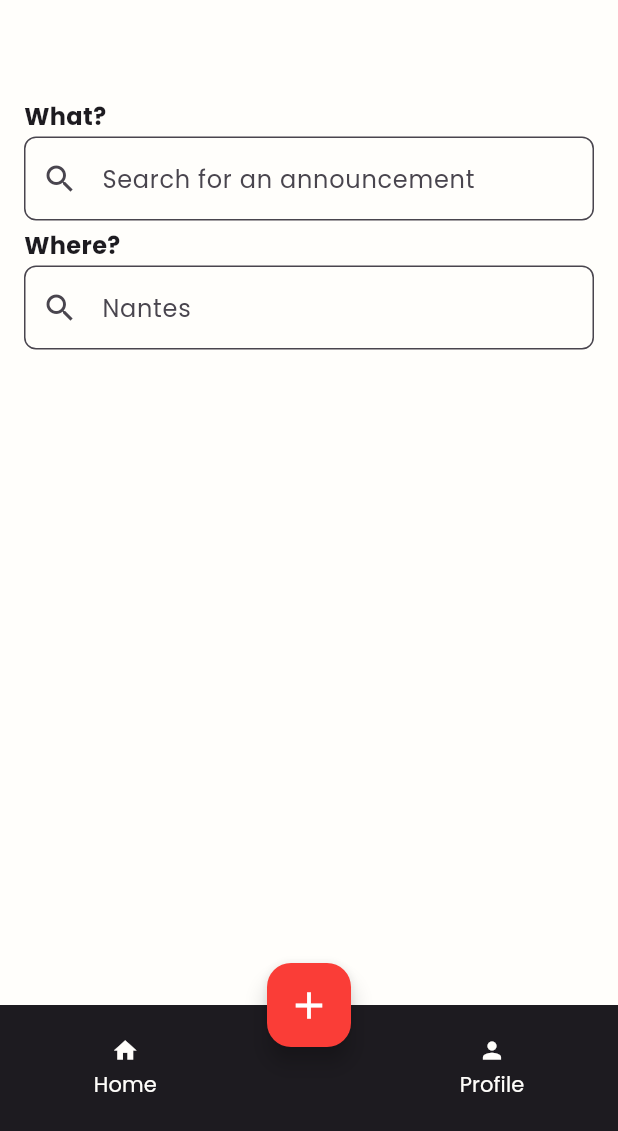
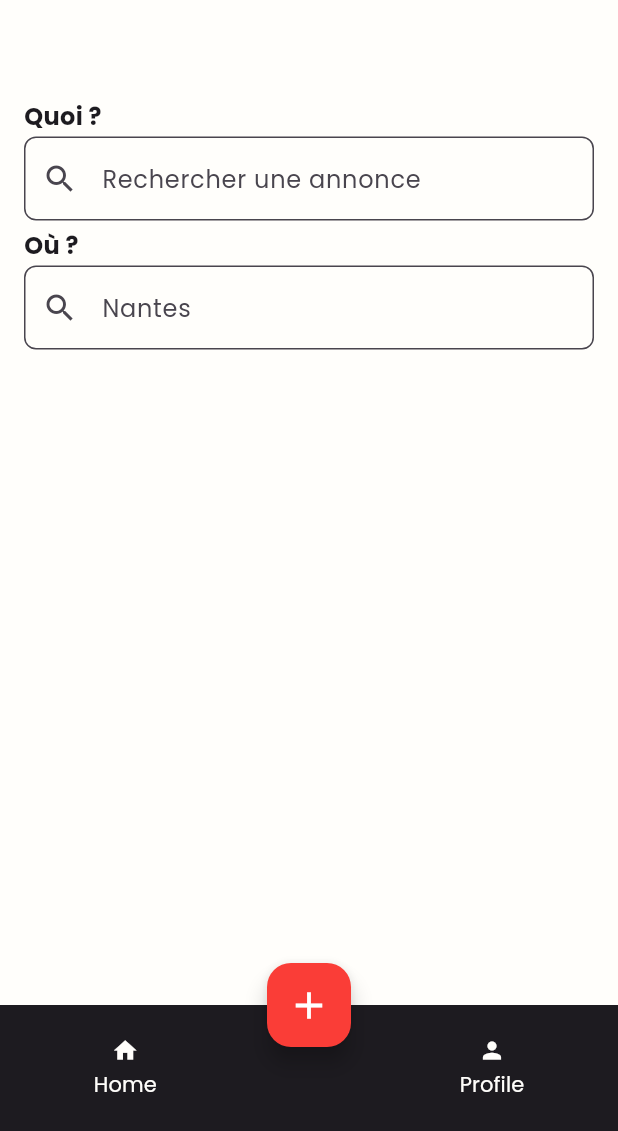
Before and after one commit to FuzMaxime/Benevolix_App, a Flutter app: the HomePage screen opened by its route, on a phone screen of 412 x 824 dp, the part 105-1236 px from its top. Run offline on Flutter 3.47's test engine with Material 3 defaults, Android fonts, the phone set to English and light mode, and no system bars; our stand-ins replace flutter_dotenv, flutter_riverpod, shared_preferences; accounts and stored records are empty; network calls fail.

Commit message:
:speech_balloon: convert text in french

```diff
--- a/benevolix_app/lib/pages/generic_page.dart
+++ b/benevolix_app/lib/pages/generic_page.dart
@@ -4,10 +4,8 @@ import 'package:benevolix_app/widgets/header.dart';
 import 'package:flutter/material.dart';
 import 'package:flutter_riverpod/flutter_riverpod.dart';
 
-/**
- * GenericPage is a reusable page template that can be used to wrap any child widget.
- * It provides a consistent layout with a header, bottom navigation bar, and a floating action button.
- */
+/// GenericPage is a reusable page template that can be used to wrap any child widget.
+/// It provides a consistent layout with a header, bottom navigation bar, and a floating action button.
 class GenericPage extends ConsumerStatefulWidget {
   final Widget child;
 
--- a/benevolix_app/lib/pages/home.dart
+++ b/benevolix_app/lib/pages/home.dart
@@ -62,15 +62,15 @@ class _HomePageState extends State<HomePage> {
             crossAxisAlignment: CrossAxisAlignment.start,
             children: [
               const SizedBox(height: 50),
-              buildLabel("What?"), // Label for the title search field
-              buildSearchField("Search for an announcement", (value) {
+              buildLabel("Quoi ?"), // Label for the title search field
+              buildSearchField("Rechercher une annonce", (value) {
                 setState(() {
                   titleFilter = value;
                   filterAnnouncements();
                 });
               }),
               const SizedBox(height: 5),
-              buildLabel("Where?"), // Label for the location search field
+              buildLabel("Où ?"), // Label for the location search field
               buildSearchField("Nantes", (value) {
                 setState(() {
                   locationFilter = value;
```
Also changed, not shown: 1 other file.
